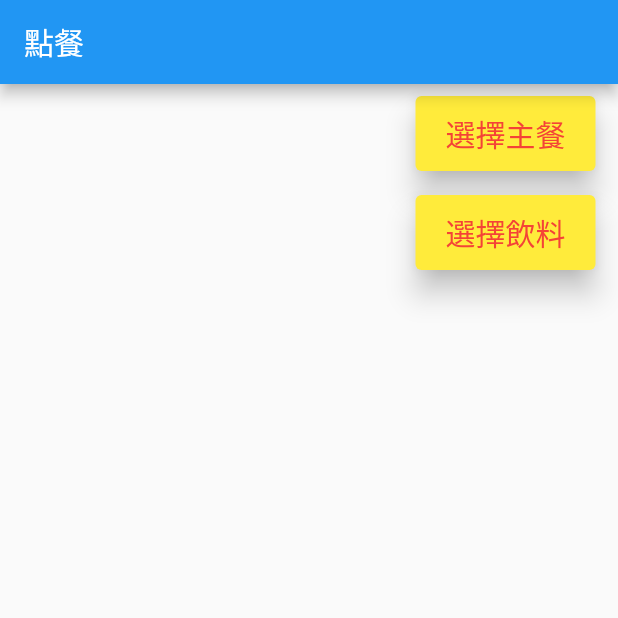
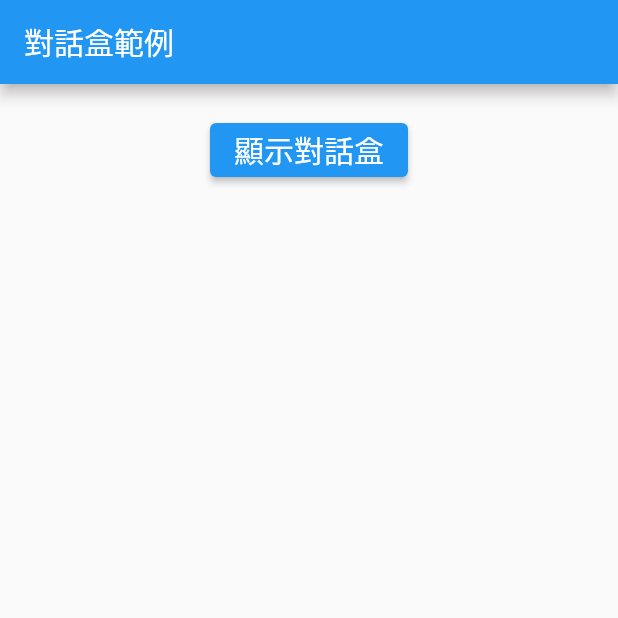
Before and after one commit to kaixsean/learning_flutter, a Flutter app: the screen it shows after launch, on a phone screen of 412 x 824 dp, the top half of it. Run offline on Flutter 3.47's test engine with Material 2 defaults, Android fonts, the phone set to English and light mode, and no system bars; our stand-ins replace numberpicker.

Commit message:
feat: 對話盒範例

```diff
--- a/lib/main.dart
+++ b/lib/main.dart
@@ -1,7 +1,4 @@
 import 'package:flutter/material.dart';
-
-import 'package:flutter_app/select_drink.dart';
-import 'package:flutter_app/select_main_course.dart';
 
 void main() => runApp(const App());
 
@@ -13,128 +10,47 @@ class App extends StatelessWidget {
     return MaterialApp(
       title: 'Flutter Demo',
       theme: ThemeData(primarySwatch: Colors.blue),
-      initialRoute: '/',
-      routes: {
-        '/': (context) => MyHomePage(),
-        '/select main course': (context) => SelectMainCourse(),
-        '/select drink': (context) => SelectDrink()
-      },
+      home: MyHomePage(),
     );
   }
 }
 
 class MyHomePage extends StatelessWidget {
-  final ValueNotifier<String> _selectedMainCourse = ValueNotifier('');
-  final ValueNotifier<String> _selectedDrink = ValueNotifier('');
-
   @override
   Widget build(BuildContext context) {
-    final appBar = AppBar(title: const Text('點餐'));
+    final appBar = AppBar(title: const Text('對話盒範例'));
 
-    final btnSelectMainCourse = ElevatedButton(
-        onPressed: () {
-          _showMainCourseScreen(context);
-        },
-        style: ElevatedButton.styleFrom(
-            backgroundColor: Colors.yellow,
-            padding: const EdgeInsets.symmetric(vertical: 10, horizontal: 20),
-            elevation: 8),
+    var btn = ElevatedButton(
+        onPressed: () => _showDialog(context),
         child: const Text(
-          '選擇主餐',
-          style: TextStyle(fontSize: 20, color: Colors.red),
+          '顯示對話盒',
+          style: TextStyle(fontSize: 20),
         ));
-    final btnSelectDrink = ElevatedButton(
-      onPressed: () {
-        _showDrinkScreen(context);
-      },
-      style: ElevatedButton.styleFrom(
-          backgroundColor: Colors.yellow,
-          padding: const EdgeInsets.symmetric(vertical: 10, horizontal: 20),
-          elevation: 8),
-      child: const Text(
-        '選擇飲料',
-        style: TextStyle(fontSize: 20, color: Colors.red),
-      ),
+
+    final widget = Container(
+      alignment: Alignment.topCenter,
+      margin: const EdgeInsets.all(20),
+      child: btn,
     );
 
-    final row1 = Row(
-      children: <Widget>[
-        Expanded(
-            child: Container(
-          margin: const EdgeInsets.fromLTRB(15, 8, 15, 8),
-          child: ValueListenableBuilder<String>(
-            builder: _selectedMainCourseBuilder,
-            valueListenable: _selectedMainCourse,
-          ),
-        )),
-        Container(
-          margin: const EdgeInsets.fromLTRB(15, 8, 15, 8),
-          child: btnSelectMainCourse,
-        )
-      ],
+    final appHomePage = Scaffold(
+      appBar: appBar,
+      body: widget,
     );
-
-    final row2 = Row(
-      children: <Widget>[
-        Expanded(
-          child: Container(
-            margin: const EdgeInsets.fromLTRB(15, 8, 15, 8),
-            child: ValueListenableBuilder<String>(
-              builder: _selectedDrinkBuilder,
-              valueListenable: _selectedDrink,
-            ),
-          ),
-        ),
-        Container(
-          margin: const EdgeInsets.fromLTRB(15, 8, 15, 8),
-          child: btnSelectDrink,
-        )
-      ],
-    );
-
-    final widget = Column(
-      children: <Widget>[row1, row2],
-    );
-
-    final appHomePage = Scaffold(appBar: appBar, body: widget);
 
     return appHomePage;
   }
 
-  Widget _selectedMainCourseBuilder(
-      BuildContext context, String mainCourse, Widget? child) {
-    final widget = Text(
-      mainCourse,
-      style: const TextStyle(fontSize: 20),
+  _showDialog(BuildContext context) {
+    var dlg = AlertDialog(
+      title: const Text('對話和標題'),
+      content: const Text('對話盒文字'),
+      actions: <Widget>[
+        TextButton(
+            onPressed: () => Navigator.pop(context), child: const Text("OK"))
+      ],
     );
-    return widget;
-  }
 
-  Widget _selectedDrinkBuilder(
-      BuildContext context, String drink, Widget? child) {
-    final widget = Text(
-      drink,
-      style: const TextStyle(fontSize: 20),
-    );
-    return widget;
-  }
-
-  _showMainCourseScreen(BuildContext context) async {
-    final result = await Navigator.pushNamed(context, '/select main course');
-
-    if (result != null) {
-      _selectedMainCourse.value = result.toString();
-    } else {
-      _selectedMainCourse.value = '沒有選擇';
-    }
-  }
-
-  _showDrinkScreen(BuildContext context) async {
-    final result = await Navigator.pushNamed(context, '/select drink');
-    if (result != null) {
-      _selectedDrink.value = result.toString();
-    } else {
-      _selectedDrink.value = '沒有選擇';
-    }
+    showDialog(context: context, builder: (context) => dlg);
   }
 }
```
